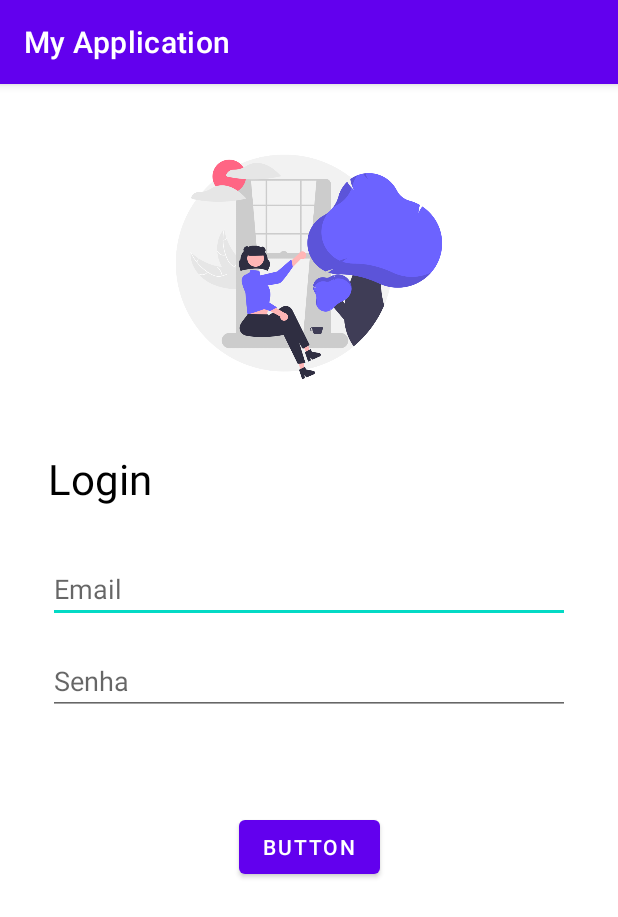
After one commit to MathCastro/mentoria-android, an Android app: the LoginActivity screen opened directly, with no data from a screen before it, on a phone screen of 412 x 824 dp. The commit adds this screen. Shown: the top 917 px of the screen. Run offline under Robolectric (Android 15) with nearby library versions, the phone set to English and light mode, and no system bars; Roboto replaces fonts that are not available here.

Commit message:
login screen

```diff
--- a/app/src/main/AndroidManifest.xml
+++ b/app/src/main/AndroidManifest.xml
@@ -9,7 +9,9 @@
         android:roundIcon="@mipmap/ic_launcher_round"
         android:supportsRtl="true"
         android:theme="@style/Theme.MyApplication">
-        <activity android:name=".ListViewActivity"></activity>
+        <activity android:name=".LoginActivity"></activity>
+        <activity android:name=".LifecycleActivity" />
+        <activity android:name=".ListViewActivity" />
         <activity android:name=".NavigationParamsActivity" />
         <activity android:name=".LayoutActivity" />
         <activity android:name=".MainActivity">
--- /dev/null
+++ b/app/src/main/java/com/example/myapplication/LoginActivity.kt
@@ -0,0 +1,11 @@
+package com.example.myapplication
+
+import androidx.appcompat.app.AppCompatActivity
+import android.os.Bundle
+
+class LoginActivity : AppCompatActivity() {
+    override fun onCreate(savedInstanceState: Bundle?) {
+        super.onCreate(savedInstanceState)
+        setContentView(R.layout.activity_login)
+    }
+}
--- a/app/src/main/java/com/example/myapplication/NavigationParamsActivity.kt
+++ b/app/src/main/java/com/example/myapplication/NavigationParamsActivity.kt
@@ -15,8 +15,8 @@ class NavigationParamsActivity : AppCompatActivity() {
 
         val extras = intent.extras
         if (extras != null) {
-            val value = extras.getString("key")
-            textNavigationParam.text = value
+            val value = extras.getSerializable("serializable") as User
+            textNavigationParam.text = value.email
         }
     }
 }
--- a/app/src/main/java/com/example/myapplication/User.kt
+++ b/app/src/main/java/com/example/myapplication/User.kt
@@ -1,3 +1,5 @@
 package com.example.myapplication
 
-data class User(val email: String)
+import java.io.Serializable
+
+data class User(val email: String) : Serializable
--- /dev/null
+++ b/app/src/main/res/layout/activity_login.xml
@@ -0,0 +1,67 @@
+<?xml version="1.0" encoding="utf-8"?>
+<androidx.constraintlayout.widget.ConstraintLayout xmlns:android="http://schemas.android.com/apk/res/android"
+    xmlns:app="http://schemas.android.com/apk/res-auto"
+    xmlns:tools="http://schemas.android.com/tools"
+    android:layout_width="match_parent"
+    android:layout_height="match_parent"
+    tools:context=".LoginActivity">
+
+    <ImageView
+        android:id="@+id/imageView"
+        android:layout_width="wrap_content"
+        android:layout_height="180dp"
+        android:layout_marginTop="32dp"
+        app:layout_constraintEnd_toEndOf="parent"
+        app:layout_constraintStart_toStartOf="parent"
+        app:layout_constraintTop_toTopOf="parent"
+        app:srcCompat="@drawable/welcome" />
+
+    <TextView
+        android:id="@+id/textView"
+        android:layout_width="wrap_content"
+        android:layout_height="wrap_content"
+        android:layout_marginStart="32dp"
+        android:layout_marginTop="32dp"
+        android:text="Login"
+        android:textColor="#000000"
+        android:textSize="28sp"
+        app:layout_constraintStart_toStartOf="parent"
+        app:layout_constraintTop_toBottomOf="@+id/imageView" />
+
+    <EditText
+        android:id="@+id/editTextTextEmailAddress2"
+        android:layout_width="0dp"
+        android:layout_height="wrap_content"
+        android:layout_marginTop="32dp"
+        android:layout_marginEnd="32dp"
+        android:ems="10"
+        android:hint="Email"
+        android:inputType="textEmailAddress"
+        app:layout_constraintEnd_toEndOf="parent"
+        app:layout_constraintStart_toStartOf="@+id/textView"
+        app:layout_constraintTop_toBottomOf="@+id/textView" />
+
+    <EditText
+        android:id="@+id/editTextTextPassword"
+        android:layout_width="0dp"
+        android:layout_height="wrap_content"
+        android:layout_marginTop="16dp"
+        android:layout_marginEnd="32dp"
+        android:ems="10"
+        android:hint="Senha"
+        android:inputType="textPassword"
+        app:layout_constraintEnd_toEndOf="parent"
+        app:layout_constraintStart_toStartOf="@+id/editTextTextEmailAddress2"
+        app:layout_constraintTop_toBottomOf="@+id/editTextTextEmailAddress2" />
+
+    <Button
+        android:id="@+id/button"
+        android:layout_width="wrap_content"
+        android:layout_height="wrap_content"
+        android:layout_marginTop="64dp"
+        android:text="Button"
+        app:layout_constraintEnd_toEndOf="parent"
+        app:layout_constraintStart_toStartOf="parent"
+        app:layout_constraintTop_toBottomOf="@+id/editTextTextPassword" />
+
+</androidx.constraintlayout.widget.ConstraintLayout>
```
Also changed, not shown: app/src/main/java/com/example/myapplication/LifecycleActivity.kt (added, +58 -0 lines), app/src/main/java/com/example/myapplication/MainActivity.kt (+16 -0 lines), app/src/main/res/layout/activity_lifecycle.xml (added, +28 -0 lines), app/src/main/res/layout/activity_main.xml (+25 -1 lines), app/src/main/res/drawable-v24/welcome.png (added).
